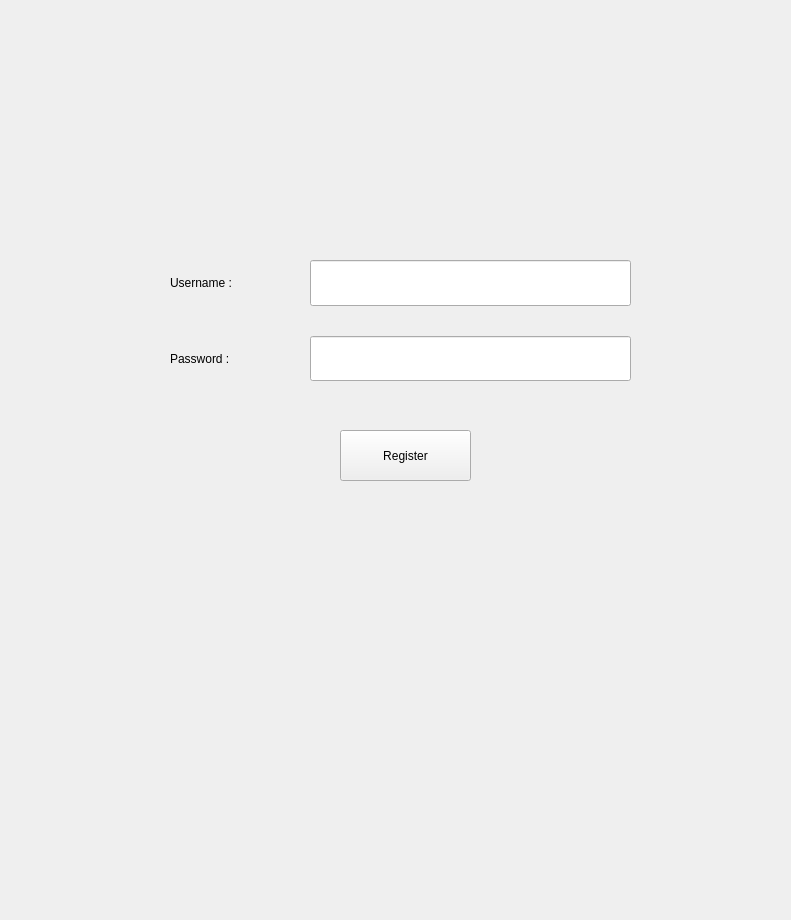
MubtasimSajid/CareSphere, file CareSphere/registration.ui: the form before one commit.
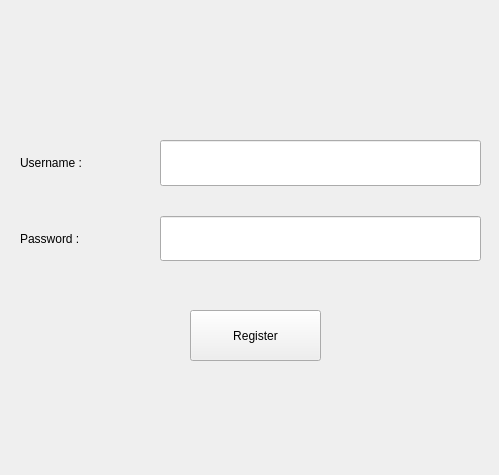
The form after the commit.

The edit to the form file:
```diff
--- a/CareSphere/registration.ui
+++ b/CareSphere/registration.ui
@@ -6,8 +6,8 @@
    <rect>
     <x>0</x>
     <y>0</y>
-    <width>791</width>
-    <height>920</height>
+    <width>499</width>
+    <height>475</height>
    </rect>
   </property>
   <property name="windowTitle">
@@ -16,8 +16,8 @@
   <widget class="QPushButton" name="registerPushButton">
    <property name="geometry">
     <rect>
-     <x>340</x>
-     <y>430</y>
+     <x>190</x>
+     <y>310</y>
      <width>131</width>
      <height>51</height>
     </rect>
@@ -29,8 +29,8 @@
   <widget class="QWidget" name="layoutWidget">
    <property name="geometry">
     <rect>
-     <x>170</x>
-     <y>260</y>
+     <x>20</x>
+     <y>140</y>
      <width>111</width>
      <height>121</height>
     </rect>
@@ -58,8 +58,8 @@
   <widget class="QWidget" name="layoutWidget">
    <property name="geometry">
     <rect>
-     <x>310</x>
-     <y>260</y>
+     <x>160</x>
+     <y>140</y>
      <width>321</width>
      <height>121</height>
     </rect>
```
